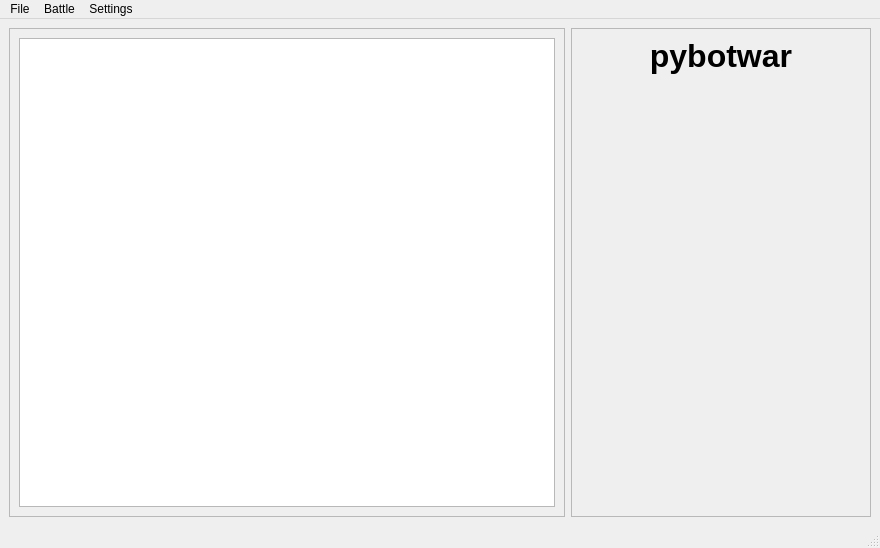
Old version of the form data/ui/mainwindow.ui in the repository tvoli/pybotwar.
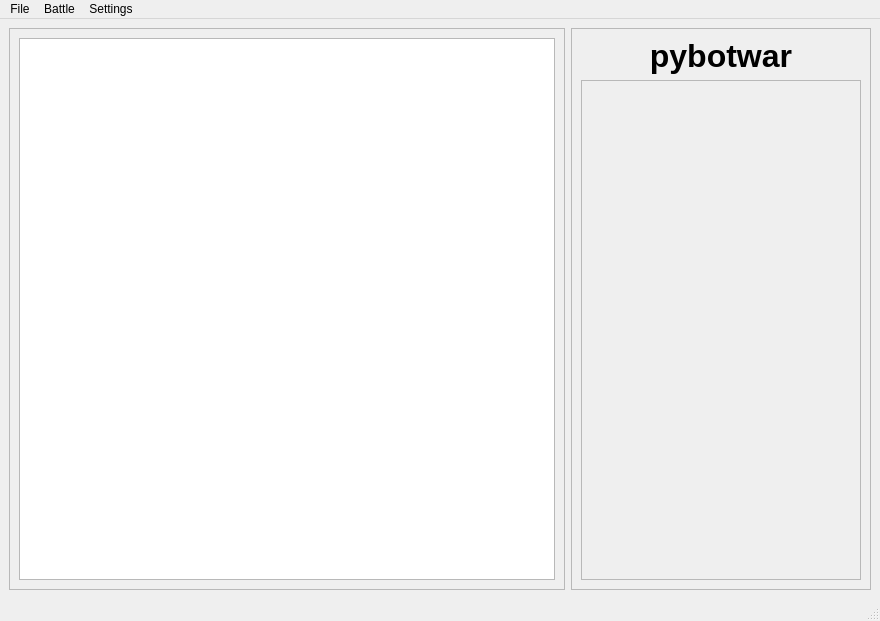
New version of the form.

Commit message: start adding robot info

```diff
--- a/data/ui/mainwindow.ui
+++ b/data/ui/mainwindow.ui
@@ -87,6 +87,12 @@
            </item>
            <item>
             <widget class="QFrame" name="robotinfoframe">
+             <property name="minimumSize">
+              <size>
+               <width>0</width>
+               <height>500</height>
+              </size>
+             </property>
              <property name="frameShape">
               <enum>QFrame::StyledPanel</enum>
              </property>
```
Left out of the diff: 15 changed lines with no effect on the pictures. The commit also changes 1 other file.
